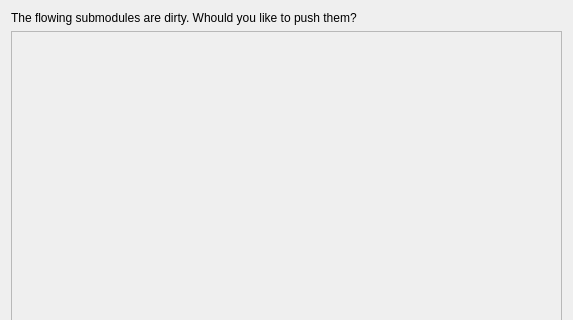
The window that src/libkommitwidgets/dialogs/changedsubmodulesdialog.ui (KDE/kommit) describes before a commit, drawn with Qt 5; both pictures show x 0 to 573 and y 0 to 320 of the 573 by 497 pixel window.
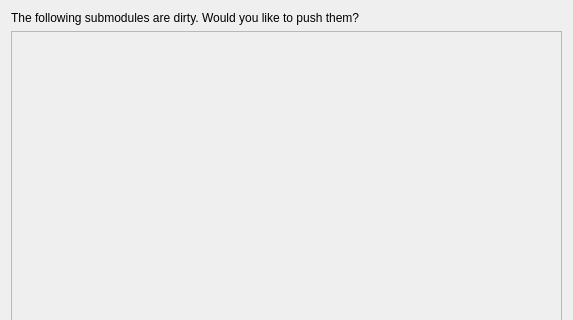
The same window after the commit. Icons and pictures are not drawn.

What changed in the file:
```diff
--- a/src/libkommitwidgets/dialogs/changedsubmodulesdialog.ui
+++ b/src/libkommitwidgets/dialogs/changedsubmodulesdialog.ui
@@ -20,7 +20,7 @@
    <item>
     <widget class="QLabel" name="label">
      <property name="text">
-      <string>The flowing submodules are dirty. Whould you like to push them?</string>
+      <string>The following submodules are dirty. Would you like to push them?</string>
      </property>
     </widget>
    </item>
```
